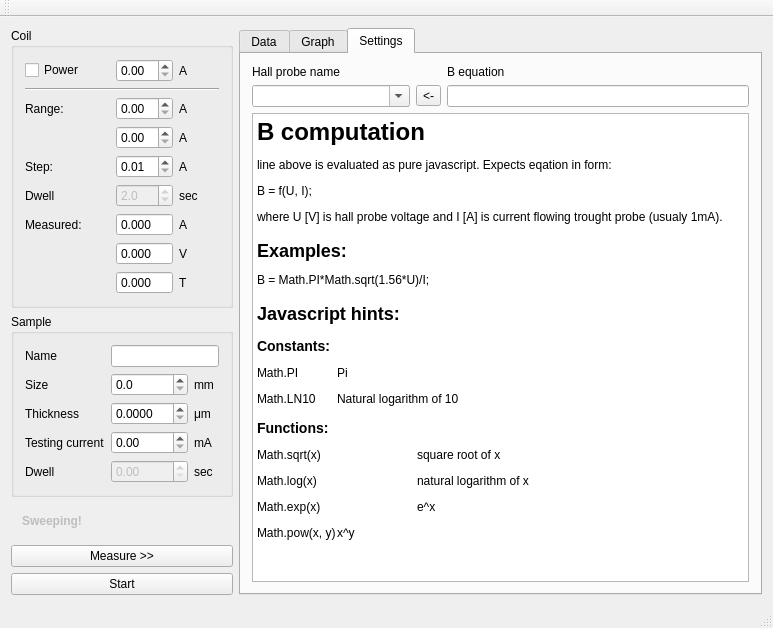
Above: src/mainwindow.ui from mBr001/hall before the change. Below: the same form after it.
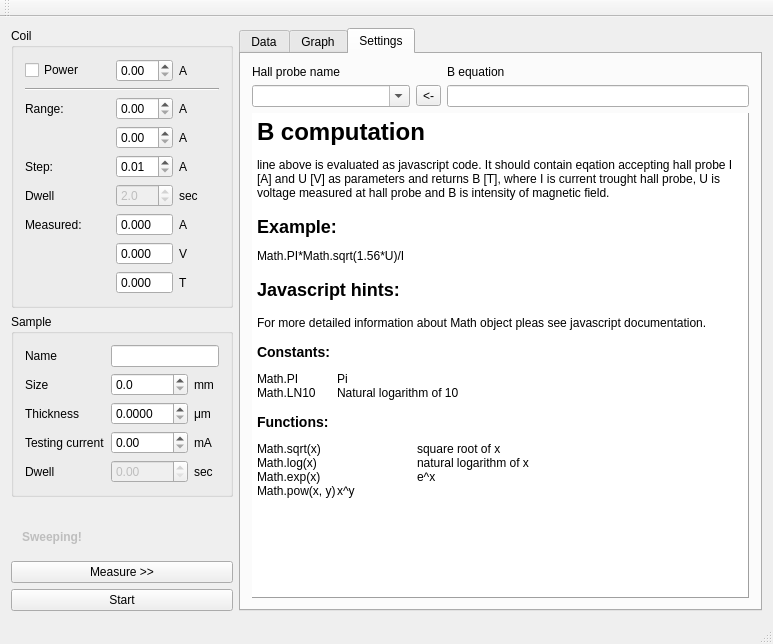
That is the form after the change. Custom widgets are drawn as their Qt base class.

The edit to the form file:
```diff
--- a/src/mainwindow.ui
+++ b/src/mainwindow.ui
@@ -7,7 +7,7 @@
     <x>0</x>
     <y>0</y>
     <width>773</width>
-    <height>611</height>
+    <height>644</height>
    </rect>
   </property>
   <property name="windowTitle">
@@ -503,6 +503,12 @@
           </item>
           <item row="2" column="0" colspan="3">
            <widget class="QTextEdit" name="textEdit">
+            <property name="frameShape">
+             <enum>QFrame::Panel</enum>
+            </property>
+            <property name="frameShadow">
+             <enum>QFrame::Raised</enum>
+            </property>
             <property name="readOnly">
              <bool>true</bool>
             </property>
@@ -512,20 +518,18 @@
 p, li { white-space: pre-wrap; }
 &lt;/style&gt;&lt;/head&gt;&lt;body style=&quot; font-family:'Sans Serif'; font-size:9pt; font-weight:400; font-style:normal;&quot;&gt;
 &lt;p style=&quot; margin-top:18px; margin-bottom:12px; margin-left:0px; margin-right:0px; -qt-block-indent:0; text-indent:0px;&quot;&gt;&lt;span style=&quot; font-size:xx-large; font-weight:600;&quot;&gt;B computation&lt;/span&gt;&lt;/p&gt;
-&lt;p style=&quot; margin-top:12px; margin-bottom:12px; margin-left:0px; margin-right:0px; -qt-block-indent:0; text-indent:0px;&quot;&gt;line above is evaluated as pure javascript. Expects eqation in form:&lt;/p&gt;
-&lt;p style=&quot; margin-top:12px; margin-bottom:12px; margin-left:0px; margin-right:0px; -qt-block-indent:0; text-indent:0px;&quot;&gt;&lt;span style=&quot; font-family:'Courier New,courier';&quot;&gt;B = f(U, I);&lt;/span&gt;&lt;/p&gt;
-&lt;p style=&quot; margin-top:12px; margin-bottom:12px; margin-left:0px; margin-right:0px; -qt-block-indent:0; text-indent:0px;&quot;&gt;where &lt;span style=&quot; font-family:'Courier New,courier';&quot;&gt;U &lt;/span&gt;[V] is hall probe voltage and &lt;span style=&quot; font-family:'Courier New,courier';&quot;&gt;I [A]&lt;/span&gt; is current flowing trought probe (usualy 1mA).&lt;/p&gt;
-&lt;p style=&quot; margin-top:16px; margin-bottom:12px; margin-left:0px; margin-right:0px; -qt-block-indent:0; text-indent:0px;&quot;&gt;&lt;span style=&quot; font-size:x-large; font-weight:600;&quot;&gt;Examples:&lt;/span&gt;&lt;/p&gt;
-&lt;p style=&quot; margin-top:12px; margin-bottom:12px; margin-left:0px; margin-right:0px; -qt-block-indent:0; text-indent:0px;&quot;&gt;&lt;span style=&quot; font-family:'Courier New,courier';&quot;&gt;B = Math.PI*Math.sqrt(1.56*U)/I;&lt;/span&gt;&lt;/p&gt;
+&lt;p style=&quot; margin-top:12px; margin-bottom:12px; margin-left:0px; margin-right:0px; -qt-block-indent:0; text-indent:0px;&quot;&gt;line above is evaluated as javascript code. It should contain eqation accepting hall probe &lt;span style=&quot; font-family:'Courier New,courier';&quot;&gt;I&lt;/span&gt; [A] and &lt;span style=&quot; font-family:'Courier New,courier';&quot;&gt;U&lt;/span&gt; [V] as parameters and returns &lt;span style=&quot; font-family:'Courier New,courier';&quot;&gt;B&lt;/span&gt; [T], where &lt;span style=&quot; font-family:'Courier New,courier';&quot;&gt;I&lt;/span&gt; is current trought hall probe, &lt;span style=&quot; font-family:'Courier New,courier';&quot;&gt;U&lt;/span&gt; is voltage measured at hall probe and &lt;span style=&quot; font-family:'Courier New,courier';&quot;&gt;B&lt;/span&gt; is intensity of magnetic field.&lt;/p&gt;
+&lt;p style=&quot; margin-top:16px; margin-bottom:12px; margin-left:0px; margin-right:0px; -qt-block-indent:0; text-indent:0px;&quot;&gt;&lt;span style=&quot; font-size:x-large; font-weight:600;&quot;&gt;Example:&lt;/span&gt;&lt;/p&gt;
+&lt;p style=&quot; margin-top:12px; margin-bottom:12px; margin-left:0px; margin-right:0px; -qt-block-indent:0; text-indent:0px;&quot;&gt;&lt;span style=&quot; font-family:'Courier New,courier';&quot;&gt;Math.PI*Math.sqrt(1.56*U)/I&lt;/span&gt;&lt;/p&gt;
 &lt;p style=&quot; margin-top:16px; margin-bottom:12px; margin-left:0px; margin-right:0px; -qt-block-indent:0; text-indent:0px;&quot;&gt;&lt;span style=&quot; font-size:x-large; font-weight:600;&quot;&gt;Javascript hints:&lt;/span&gt;&lt;/p&gt;
+&lt;p style=&quot; margin-top:16px; margin-bottom:12px; margin-left:0px; margin-right:0px; -qt-block-indent:0; text-indent:0px;&quot;&gt;For more detailed information about Math object pleas see javascript documentation.&lt;/p&gt;
 &lt;p style=&quot; margin-top:14px; margin-bottom:12px; margin-left:0px; margin-right:0px; -qt-block-indent:0; text-indent:0px;&quot;&gt;&lt;span style=&quot; font-size:large; font-weight:600;&quot;&gt;Constants:&lt;/span&gt;&lt;/p&gt;
-&lt;p style=&quot; margin-top:12px; margin-bottom:12px; margin-left:0px; margin-right:0px; -qt-block-indent:0; text-indent:0px;&quot;&gt;Math.PI	Pi&lt;/p&gt;
-&lt;p style=&quot; margin-top:12px; margin-bottom:12px; margin-left:0px; margin-right:0px; -qt-block-indent:0; text-indent:0px;&quot;&gt;Math.LN10	Natural logarithm of 10&lt;/p&gt;
+&lt;p style=&quot; margin-top:12px; margin-bottom:12px; margin-left:0px; margin-right:0px; -qt-block-indent:0; text-indent:0px;&quot;&gt;Math.PI	Pi&lt;br /&gt;Math.LN10	Natural logarithm of 10&lt;/p&gt;
 &lt;p style=&quot; margin-top:14px; margin-bottom:12px; margin-left:0px; margin-right:0px; -qt-block-indent:0; text-indent:0px;&quot;&gt;&lt;span style=&quot; font-size:large; font-weight:600;&quot;&gt;Functions:&lt;/span&gt;&lt;/p&gt;
-&lt;p style=&quot; margin-top:12px; margin-bottom:12px; margin-left:0px; margin-right:0px; -qt-block-indent:0; text-indent:0px;&quot;&gt;Math.sqrt(x)		square root of x&lt;/p&gt;
-&lt;p style=&quot; margin-top:12px; margin-bottom:12px; margin-left:0px; margin-right:0px; -qt-block-indent:0; text-indent:0px;&quot;&gt;Math.log(x)		natural logarithm of x&lt;/p&gt;
-&lt;p style=&quot; margin-top:12px; margin-bottom:12px; margin-left:0px; margin-right:0px; -qt-block-indent:0; text-indent:0px;&quot;&gt;Math.exp(x)		e^x&lt;/p&gt;
-&lt;p style=&quot; margin-top:12px; margin-bottom:12px; margin-left:0px; margin-right:0px; -qt-block-indent:0; text-indent:0px;&quot;&gt;Math.pow(x, y)	x^y&lt;/p&gt;&lt;/body&gt;&lt;/html&gt;</string>
+&lt;p style=&quot; margin-top:12px; margin-bottom:12px; margin-left:0px; margin-right:0px; -qt-block-indent:0; text-indent:0px;&quot;&gt;Math.sqrt(x)		square root of x&lt;br /&gt;Math.log(x)		natural logarithm of x&lt;br /&gt;Math.exp(x)		e^x&lt;br /&gt;Math.pow(x, y)	x^y&lt;/p&gt;&lt;/body&gt;&lt;/html&gt;</string>
+            </property>
+            <property name="textInteractionFlags">
+             <set>Qt::TextSelectableByKeyboard|Qt::TextSelectableByMouse</set>
             </property>
            </widget>
           </item>
```
